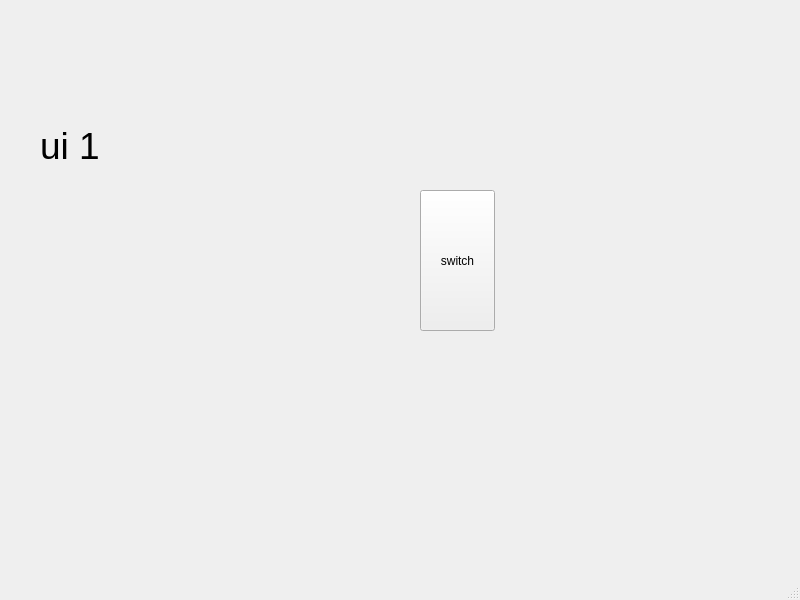
Above: main.ui from WasDerBOT/WavesSimulation before the change. Below: the same form after it.
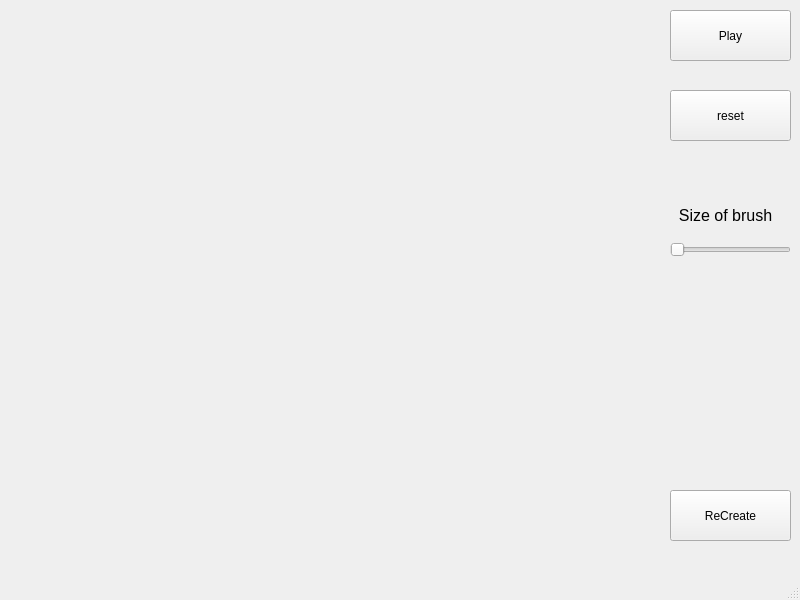
That is the form after the change.

Diff of the .ui file:
```diff
--- a/main.ui
+++ b/main.ui
@@ -17,32 +17,87 @@
    <widget class="QLabel" name="label1">
     <property name="geometry">
      <rect>
-      <x>40</x>
-      <y>60</y>
-      <width>211</width>
-      <height>171</height>
+      <x>10</x>
+      <y>10</y>
+      <width>651</width>
+      <height>551</height>
+     </rect>
+    </property>
+    <property name="text">
+     <string/>
+    </property>
+   </widget>
+   <widget class="QPushButton" name="pushButton">
+    <property name="geometry">
+     <rect>
+      <x>670</x>
+      <y>10</y>
+      <width>121</width>
+      <height>51</height>
+     </rect>
+    </property>
+    <property name="text">
+     <string>Play</string>
+    </property>
+   </widget>
+   <widget class="QPushButton" name="pushButton_2">
+    <property name="geometry">
+     <rect>
+      <x>670</x>
+      <y>90</y>
+      <width>121</width>
+      <height>51</height>
+     </rect>
+    </property>
+    <property name="text">
+     <string>reset</string>
+    </property>
+   </widget>
+   <widget class="QSlider" name="horizontalSlider">
+    <property name="geometry">
+     <rect>
+      <x>670</x>
+      <y>240</y>
+      <width>121</width>
+      <height>20</height>
+     </rect>
+    </property>
+    <property name="orientation">
+     <enum>Qt::Orientation::Horizontal</enum>
+    </property>
+   </widget>
+   <widget class="QLabel" name="label">
+    <property name="geometry">
+     <rect>
+      <x>670</x>
+      <y>190</y>
+      <width>111</width>
+      <height>51</height>
      </rect>
     </property>
     <property name="font">
      <font>
-      <pointsize>28</pointsize>
+      <pointsize>12</pointsize>
      </font>
     </property>
     <property name="text">
-     <string>ui 1</string>
+     <string>Size of brush</string>
+    </property>
+    <property name="alignment">
+     <set>Qt::AlignmentFlag::AlignCenter</set>
     </property>
    </widget>
    <widget class="QPushButton" name="switchBtn">
     <property name="geometry">
      <rect>
-      <x>420</x>
-      <y>190</y>
-      <width>75</width>
-      <height>141</height>
+      <x>670</x>
+      <y>490</y>
+      <width>121</width>
+      <height>51</height>
      </rect>
     </property>
     <property name="text">
-     <string>switch</string>
+     <string>ReCreate</string>
     </property>
    </widget>
   </widget>
```
Left out of the diff: 6 changed lines with no effect on the pictures.
